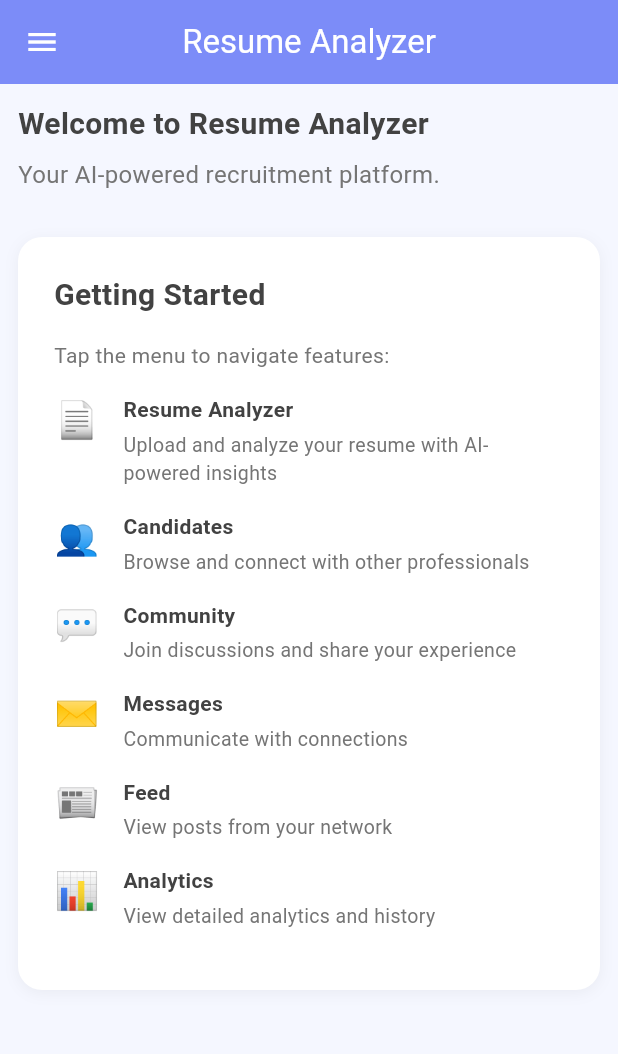
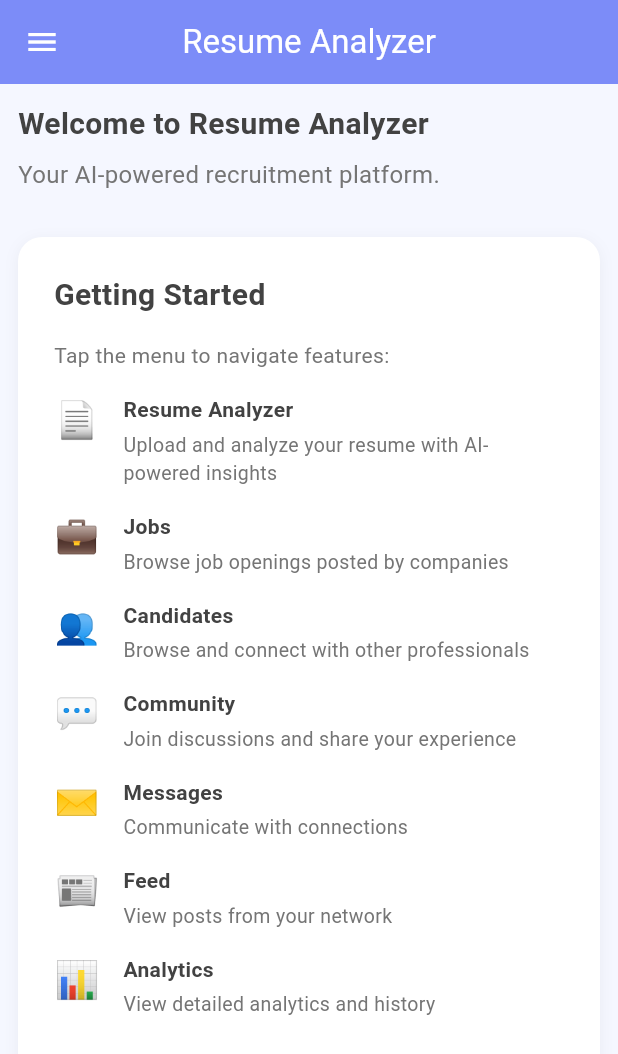
Before and after one commit to noorharidy19/ResumeAnalyzer, a Flutter app: the screen it shows after launch, on a phone screen of 412 x 824 dp. Shown: the top 1054 px of the screen. Run offline on Flutter 3.47's test engine with Material 3 defaults, Android fonts, the phone set to English and light mode, and no system bars; our stand-ins replace file_picker, flutter_riverpod, image_picker, shared_preferences.

Commit message:
update dashboard

```diff
--- a/frontend/lib/views/home/dashboard_screen.dart
+++ b/frontend/lib/views/home/dashboard_screen.dart
@@ -7,6 +7,7 @@ import '../candidates/candidates_screen.dart';
 import '../community/community_screen.dart';
 import '../messages/messages_screen.dart';
 import '../feed/feed_screen.dart';
+import '../jobs/jobs_screen.dart';
 import '../analytics/analytics_screen.dart';
 import '../notifications/notifications_screen.dart';
 import '../profile/profile_picture_viewer.dart';
@@ -227,7 +228,7 @@ class _DashboardScreenState extends ConsumerState<DashboardScreen> {
                             auth.profilePicture!.isNotEmpty
                         ? DecorationImage(
                             image: NetworkImage(
-                              'http://localhost:8001/${auth.profilePicture!.replaceAll(r'\\', '/')}',
+                              'http://172.20.10.4:8001/${auth.profilePicture!.replaceAll(r'\\', '/')}',
                             ),
                             fit: BoxFit.cover,
                           )
@@ -296,6 +297,7 @@ class _DashboardScreenState extends ConsumerState<DashboardScreen> {
             padding: const EdgeInsets.all(12),
             children: [
               _sideItem(Icons.home,          'Dashboard',       true),
+              _sideItem(Icons.work_outline, "Jobs", false),
               _sideItem(Icons.person,        'My Profile',      false),
               _sideItem(Icons.description,   'Resume Analyzer', false),
               _sideItem(Icons.people,        'Candidates',      false),
@@ -364,6 +366,7 @@ class _DashboardScreenState extends ConsumerState<DashboardScreen> {
               const SizedBox(height: 16),
               _featureItem('📄', 'Resume Analyzer',
                   'Upload and analyze your resume with AI-powered insights'),
+              _featureItem("💼", "Jobs", "Browse job openings posted by companies"),
               _featureItem('👥', 'Candidates',
                   'Browse and connect with other professionals'),
               _featureItem('💬', 'Community',
@@ -457,6 +460,9 @@ class _DashboardScreenState extends ConsumerState<DashboardScreen> {
             requireAuth(() => Navigator.push(context,
                 MaterialPageRoute(
                     builder: (_) => const CandidatesScreen())));
+          } else if (title == "Jobs") {
+            requireAuth(() => Navigator.push(context,
+                MaterialPageRoute(builder: (_) => const JobsScreen())));
           } else if (title == 'Community') {
             requireAuth(() => Navigator.push(context,
                 MaterialPageRoute(
```
